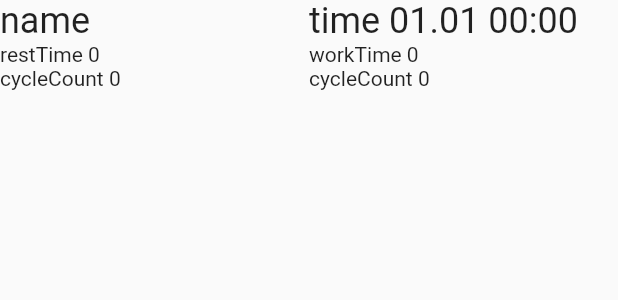
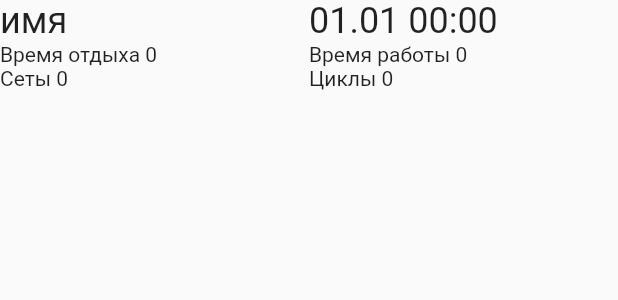
Before and after one commit to ivanlardis/Flutter, a Flutter app: the HistoryWidget widget shown alone on an empty page, opened directly with empty values, on a phone screen of 412 x 824 dp. Shown: the top 300 px of the screen. Run offline on Flutter 3.47's test engine with Material 2 defaults, Android fonts, the phone set to English and light mode, and no system bars; our stand-ins replace date_format, rxdart, shared_preferences, sqflite; accounts and stored records are empty; network calls fail.

Commit message:
готовая верстка

```diff
--- a/lib/domain/BussinesFormul.dart
+++ b/lib/domain/BussinesFormul.dart
@@ -7,7 +7,7 @@ import 'package:rxdart/rxdart.dart';
 import 'package:shared_preferences/shared_preferences.dart';
 
 List<ModelTimer> getListTrain(SharedPreferences prefs) {
-  String name = prefs.getString(Prefs.NAME.toString()) ?? "qq";
+  String name ="Flutter";
   int preparationTime = prefs.getInt(Prefs.PREPARATION_TIME.toString()) ?? 0;
   int setCount = prefs.getInt(Prefs.SET_COUNT.toString()) ?? 0;
   int cycleCount = prefs.getInt(Prefs.CYCLE_COUNT.toString()) ?? 0;
--- a/lib/presentation/HistoryView.dart
+++ b/lib/presentation/HistoryView.dart
@@ -87,22 +87,22 @@ class HistoryState extends State<HistoryWidget> {
       children: <TableRow>[
         new TableRow(children: <Widget>[
           new Text(
-            "name ${_modelTimer.name}",
+            "имя ${_modelTimer.name}",
             style: TextStyle(fontSize: 24.0),
           ),
           new Text(
-              "time ${formatDate(
+              "${formatDate(
                   DateTime.fromMillisecondsSinceEpoch(_modelTimer.time),
                   [ mm, '.', dd, ' ', HH, ':', nn])}",
               style: TextStyle(fontSize: 24.0)),
         ]),
         new TableRow(children: <Widget>[
-          new Text("restTime ${_modelTimer.restTime}"),
-          new Text("workTime ${_modelTimer.workTime}"),
+          new Text("Время отдыха ${_modelTimer.restTime}"),
+          new Text("Время работы ${_modelTimer.workTime}"),
         ]),
         new TableRow(children: <Widget>[
-          new Text("cycleCount ${_modelTimer.setCount}"),
-          new Text("cycleCount ${_modelTimer.cycleCount}"),
+          new Text("Сеты ${_modelTimer.setCount}"),
+          new Text("Циклы ${_modelTimer.cycleCount}"),
         ]),
       ],
     );
--- a/lib/presentation/TrainingView.dart
+++ b/lib/presentation/TrainingView.dart
@@ -51,7 +51,7 @@ class TrainingViewState extends State<TrainingView> implements ITrainingView {
                 mainAxisAlignment: MainAxisAlignment.spaceBetween,
                 children: <Widget>[
                   new Text(
-                    "ТИП ${getTextByType(trainingModel.type)}",
+                    " ${getTextByType(trainingModel.type)}",
                     style: new TextStyle(
                         fontWeight: FontWeight.bold, fontSize: 24.0),
                   ),
@@ -96,7 +96,7 @@ class TrainingViewState extends State<TrainingView> implements ITrainingView {
   void show(ModelTimer model) {
     setState(() {
       trainingModel = model;
-      color = getColorByType(trainingModel.type);
+//      color = getColorByType(trainingModel.type);
     });
   }
 
--- a/lib/utils/Prefs.dart
+++ b/lib/utils/Prefs.dart
@@ -2,7 +2,6 @@
 
 enum Prefs{
 
-  NAME  ,
   PREPARATION_TIME  ,
 WORK_TIME ,
 REST_TIME  ,
```
